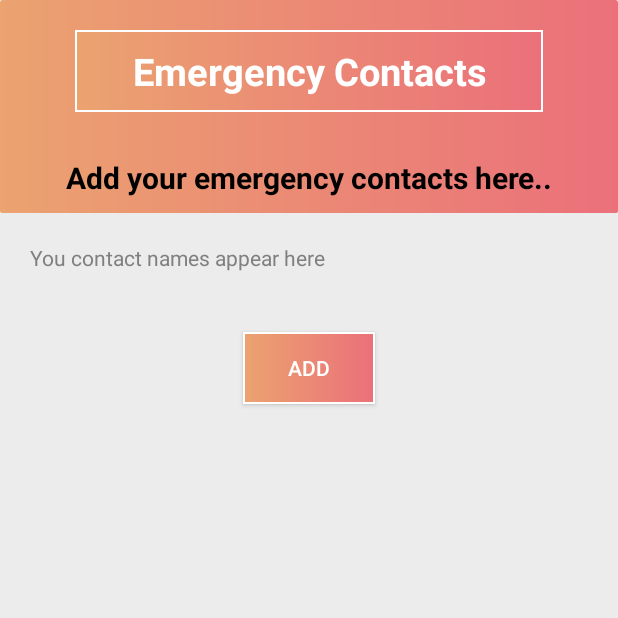
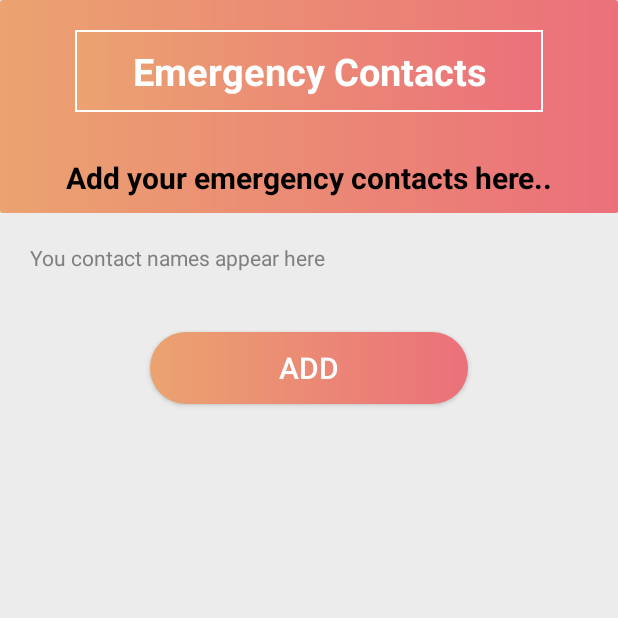
Before and after one commit to mRahulJain/MinorProject, an Android app: the AddEmergencyActivity screen opened directly, with no data from a screen before it, on a phone screen of 412 x 824 dp, the top half of it. Run offline under Robolectric (Android 15) with nearby library versions, the phone set to English and light mode, and no system bars.

Commit message:
updated for defence1

```diff
--- a/app/src/main/res/layout/activity_add_emergency.xml
+++ b/app/src/main/res/layout/activity_add_emergency.xml
@@ -61,41 +61,22 @@
         android:foregroundGravity="center"
         app:singleLine="false"
         app:chipSpacing="5dp">
-
-        <!--
-                <com.google.android.material.chip.Chip
-                    android:layout_width="wrap_content"
-                    android:layout_height="wrap_content"
-                    android:hint="You contact names appear here"
-                    android:textColorHint="#808080" />
-
-                <com.google.android.material.chip.Chip
-                    android:layout_width="wrap_content"
-                    android:layout_height="wrap_content"
-                    android:hint="Group" />
-
-                <com.google.android.material.chip.Chip
-                    android:layout_width="wrap_content"
-                    android:layout_height="wrap_content"
-                    android:hint="with" />-->
     </com.google.android.material.chip.ChipGroup>
-
-    <!--<TextView
-        android:id="@+id/activity_add_emergency_displayText"
-        android:layout_margin="10dp"
-        android:padding="10dp"
-        android:hint="You contact names appear here"
-        android:textColorHint="#808080"
-        android:layout_width="350dp"
-        android:layout_gravity="center"
-        android:layout_height="wrap_content"/>-->
     <Button
-        android:layout_width="wrap_content"
+        android:textAllCaps="false"
+        android:textSize="20sp"
+        android:layout_centerHorizontal="true"
+        android:layout_alignParentBottom="true"
+        android:layout_marginBottom="30dp"
+        android:layout_width="match_parent"
+        android:background="@drawable/tap_btn_layer1"
+        android:elevation="0dp"
+        android:textColor="@android:color/white"
+        android:layout_marginHorizontal="100dp"
         android:layout_height="wrap_content"
         android:theme="@style/Theme.MaterialComponents"
         android:layout_gravity="center_horizontal"
         android:layout_marginTop="20dp"
-        android:background="@drawable/gradientbg_text"
         android:id="@+id/activity_add_emergency_addContact"
         android:padding="10dp"
         android:textAlignment="center"
--- a/app/src/main/res/layout/activity_home_page.xml
+++ b/app/src/main/res/layout/activity_home_page.xml
@@ -51,8 +51,9 @@
             android:id="@+id/activity_home_page_text"
             android:layout_width="wrap_content"
             android:layout_height="wrap_content"
-            android:layout_margin="20dp"
-            android:textSize="28sp"
+            android:layout_marginTop="20dp"
+            android:layout_marginHorizontal="10dp"
+            android:textSize="25sp"
             android:textColor="@android:color/black"
             android:text="Double Tap and Speak" />
     </LinearLayout>
```
Also changed, not shown: app/src/main/res/drawable/img_sos_services.xml (+43 -43 lines), app/src/main/res/layout/activity_weather.xml (+66 -74 lines), 1 other file.
